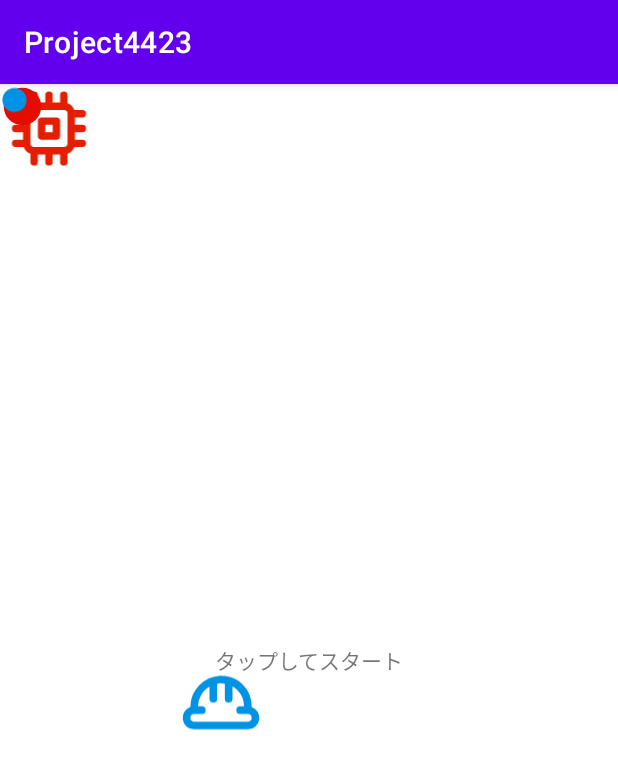
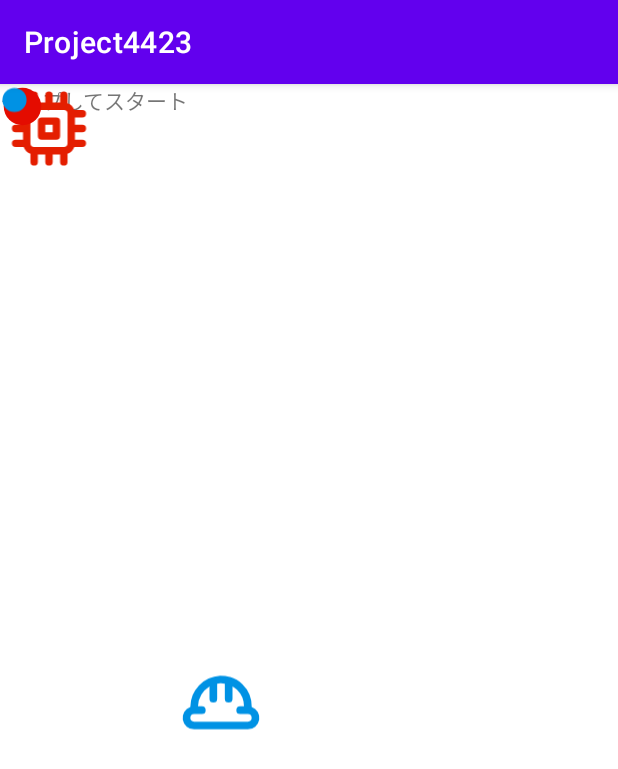
Before and after one commit to hrt4423/Project4423, an Android app: the screen it shows after launch (MainActivity), on a phone screen of 412 x 824 dp. Shown: the top 769 px of the screen. Run offline under Robolectric (Android 15) with nearby library versions, the light colour scheme and no system bars.

Commit message:
レイアウトの変更

```diff
--- a/app/src/main/res/layout/activity_main.xml
+++ b/app/src/main/res/layout/activity_main.xml
@@ -1,10 +1,17 @@
 <?xml version="1.0" encoding="utf-8"?>
-<androidx.constraintlayout.widget.ConstraintLayout xmlns:android="http://schemas.android.com/apk/res/android"
+<LinearLayout xmlns:android="http://schemas.android.com/apk/res/android"
     xmlns:app="http://schemas.android.com/apk/res-auto"
     xmlns:tools="http://schemas.android.com/tools"
     android:layout_width="match_parent"
     android:layout_height="match_parent"
-    tools:context=".MainActivity">
+    tools:context=".MainActivity"
+    android:orientation="vertical"
+    tools:ignore="RtlHardcoded, RtlSymmetry, ContentDescription">
+
+    <FrameLayout
+        android:id="@+id/frame"
+        android:layout_width="match_parent"
+        android:layout_height="match_parent">
 
         <TextView
             android:id="@+id/textView"
@@ -62,4 +69,5 @@
             app:layout_constraintTop_toTopOf="parent" />
           -->
 
-</androidx.constraintlayout.widget.ConstraintLayout>
+    </FrameLayout>
+</LinearLayout>
```
Lines whose indentation alone changed are shown as unchanged.
